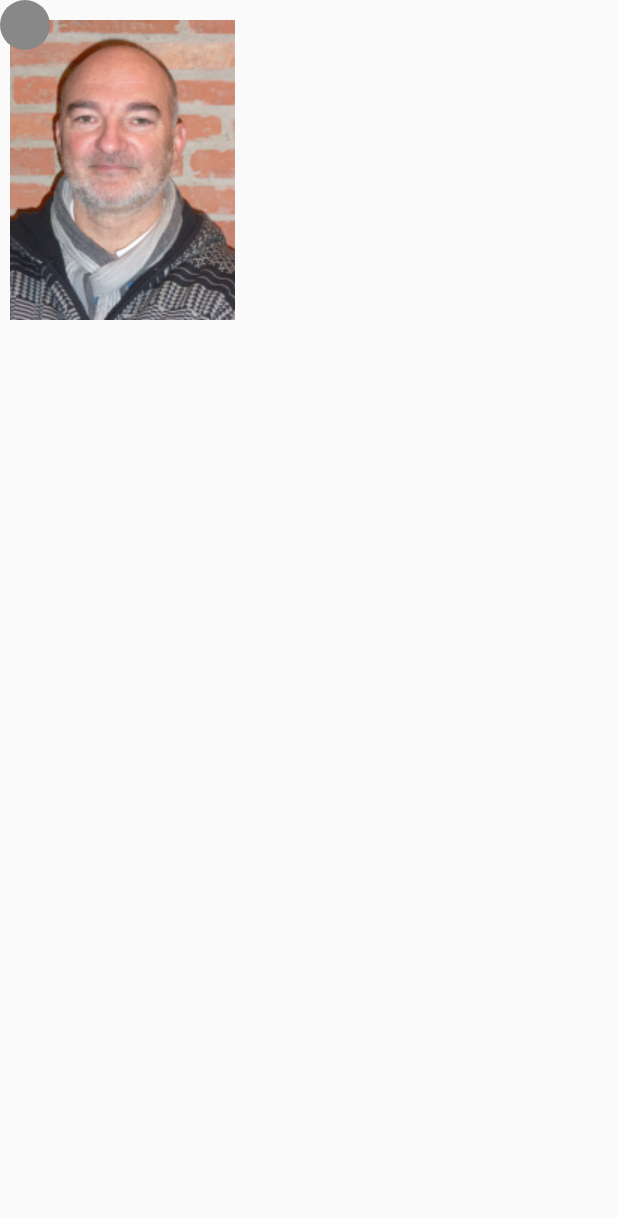
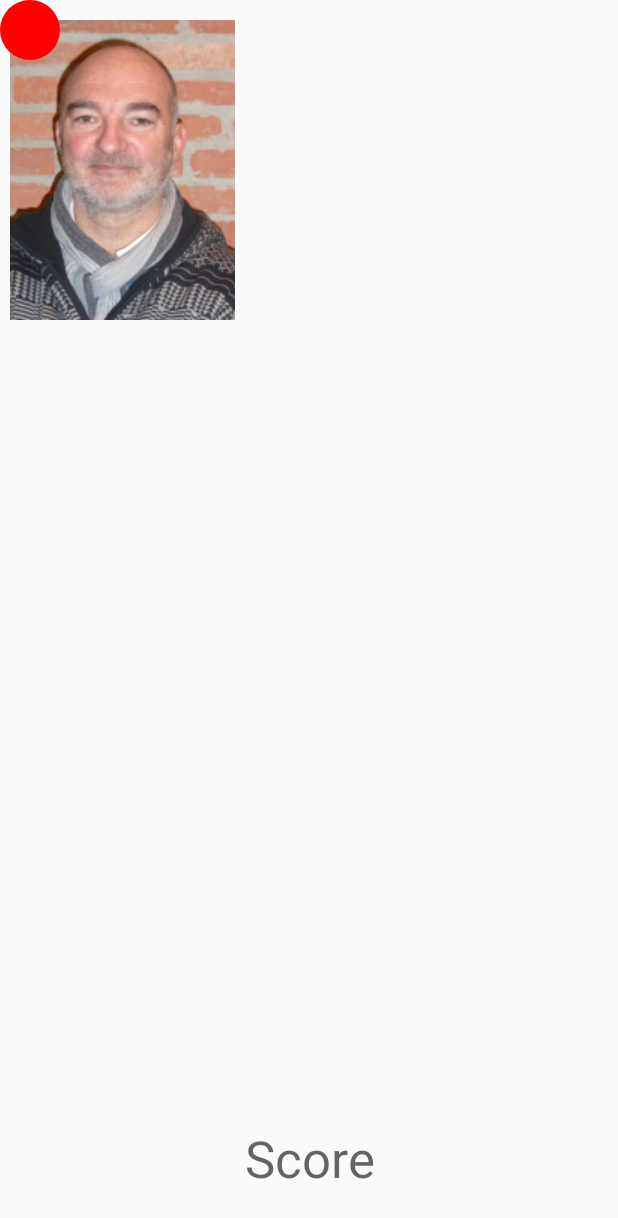
Before and after one commit to hugo-clems/android-mini-projet, an Android app: the screen it shows after launch (TirAuMigeon), after a tap on "JOUER AVEC TOUCH", on a phone screen of 412 x 824 dp. Shown: the top 1218 px of the screen. Run offline under Robolectric (Android 15) with nearby library versions, the phone set to English and light mode, and no system bars; 1 other tap on this screen came first.

Commit message:
Gestion du score

```diff
--- a/app/src/main/java/hutoch/m2dl/miniprojet/TirAuMigeon.java
+++ b/app/src/main/java/hutoch/m2dl/miniprojet/TirAuMigeon.java
@@ -17,6 +17,7 @@ import android.os.Build;
 import android.os.Bundle;
 import android.os.Handler;
 import android.os.Vibrator;
+import android.util.AttributeSet;
 import android.util.Log;
 import android.view.Display;
 import android.view.Menu;
@@ -24,27 +25,38 @@ import android.view.MotionEvent;
 import android.view.View;
 import android.widget.FrameLayout;
 import android.widget.LinearLayout;
+import android.widget.TextView;
 
 import java.util.ArrayList;
 
+import hutoch.m2dl.miniprojet.utils.Migeon;
+
 public class TirAuMigeon extends Activity implements SensorEventListener, View.OnTouchListener {
+    // Gestion du toucher
     private SensorManager sensorManager;
     private Sensor accelerometer;
     private long lastUpdate;
 
+    // Vue
     public AnimatedView animatedView = null;
-    public ShapeDrawable mDrawable = new ShapeDrawable();
+    public static ShapeDrawable mDrawable = new ShapeDrawable();
     public static int x;
     public static int y;
     public static int width;
     public static int height;
-    public static final int ballSize = 50;
+    public static final int ballSize = 60;
     public static final float speed = 2;
 
-    private ArrayList<Migeon> migeons;
-    private Bitmap migeon;
+    // Gestion des Migeons
+    private static ArrayList<Migeon> migeons;
+    private static Bitmap migeon;
+    private Handler mHandler;
 
-    private Handler mHandler;
+    // Gestion du Score
+    private TextView tvScore;
+    private int score;
+    private boolean canTouch = true;
+
     private ArrayList<Float> listeValeurs;
 
     @Override
@@ -55,7 +67,7 @@ public class TirAuMigeon extends Activity implements SensorEventListener, View.O
         // Récupérations des paramétres
         String titre = (String) getIntent().getSerializableExtra("tag");
         ArrayList<Float> datas = (ArrayList<Float>) getIntent().getSerializableExtra("list");
-        setTitle(titre);
+        setTitle("x:"+titre);
 
         Display display = getWindowManager().getDefaultDisplay();
         Point size = new Point();
@@ -83,9 +95,12 @@ public class TirAuMigeon extends Activity implements SensorEventListener, View.O
         mHandler = new Handler();
         mHandler.postDelayed(mUpdateTimeTask, 1000);
 
-        animatedView = new AnimatedView(this);
+        // Initialisation du score
+        tvScore = findViewById(R.id.tvScore);
+        score = 0;
+
+        animatedView = findViewById(R.id.zoneDeJeu);
         animatedView.setOnTouchListener(this);
-        setContentView(animatedView);
     }
 
     private Runnable mUpdateTimeTask = new Runnable() {
@@ -145,21 +160,59 @@ public class TirAuMigeon extends Activity implements SensorEventListener, View.O
         int posY = y + ballSize / 2;
 
         for(Migeon m : migeons) {
-            if(posX > m.getX() && posX < m.getX() + migeon.getWidth() && posY > m.getY() && posY < m.getY() + migeon.getHeight()) {
+            if(canTouch && posX > m.getX() && posX < m.getX() + migeon.getWidth() && posY > m.getY() && posY < m.getY() + migeon.getHeight()) {
                 migeons.remove(m);
+                actionJoueur(true);
                 return true;
             }
+        }
+        if (canTouch) {
+            actionJoueur(false);
         }
         return true;
     }
 
-    public class AnimatedView extends android.support.v7.widget.AppCompatImageView {
+    public void actionJoueur(boolean success) {
+        // On change le score
+        score = success ? score + 1 : score - 1;
+        tvScore.setText("Score : " + score);
+
+        // On attends 1000ms avant d'autoriser à toucher à nouveau
+        canTouch = false;
+        final Handler handler = new Handler();
+        handler.postDelayed(new Runnable() {
+            @Override
+            public void run() {
+                canTouch = true;
+            }
+        }, 1000);
+    }
+
+    public static class AnimatedView extends android.support.v7.widget.AppCompatImageView {
 
         public AnimatedView(Context context) {
             super(context);
 
             mDrawable = new ShapeDrawable(new OvalShape());
-            mDrawable.getPaint().setColor(Color.GRAY);
+            mDrawable.getPaint().setColor(Color.RED);
+            mDrawable.setBounds(x, y, x + ballSize, y + ballSize);
+
+        }
+
+        public AnimatedView(Context context, AttributeSet attrs) {
+            super(context, attrs);
+
+            mDrawable = new ShapeDrawable(new OvalShape());
+            mDrawable.getPaint().setColor(Color.RED);
+            mDrawable.setBounds(x, y, x + ballSize, y + ballSize);
+
+        }
+
+        public AnimatedView(Context context, AttributeSet attrs, int defStyle) {
+            super(context, attrs, defStyle);
+
+            mDrawable = new ShapeDrawable(new OvalShape());
+            mDrawable.getPaint().setColor(Color.RED);
             mDrawable.setBounds(x, y, x + ballSize, y + ballSize);
 
         }
--- a/app/src/main/res/layout/activity_jeu.xml
+++ b/app/src/main/res/layout/activity_jeu.xml
@@ -7,15 +7,25 @@
     tools:context=".TirAuMigeon">
 
     <LinearLayout
-        android:id="@+id/linearLayoutGame"
         android:layout_width="match_parent"
         android:layout_height="match_parent"
         android:orientation="vertical">
 
+        <view
+            android:id="@+id/zoneDeJeu"
+            class="hutoch.m2dl.miniprojet.TirAuMigeon$AnimatedView"
+            android:layout_width="match_parent"
+            android:layout_height="match_parent"
+            android:layout_weight="0.1" />
+
         <TextView
-            android:id="@+id/tvJeu"
+            android:id="@+id/tvScore"
             android:layout_width="match_parent"
-            android:layout_height="wrap_content"
-            android:text="TextView" />
+            android:layout_height="match_parent"
+            android:layout_weight="1"
+            android:text="Score"
+            android:textAlignment="center"
+            android:textAppearance="@style/TextAppearance.AppCompat.Display1" />
     </LinearLayout>
+
 </android.support.constraint.ConstraintLayout>
```
Also changed, not shown: app/src/main/java/hutoch/m2dl/miniprojet/utils/Migeon.java (renamed from app/src/main/java/hutoch/m2dl/miniprojet/Migeon.java, +6 -11 lines).
